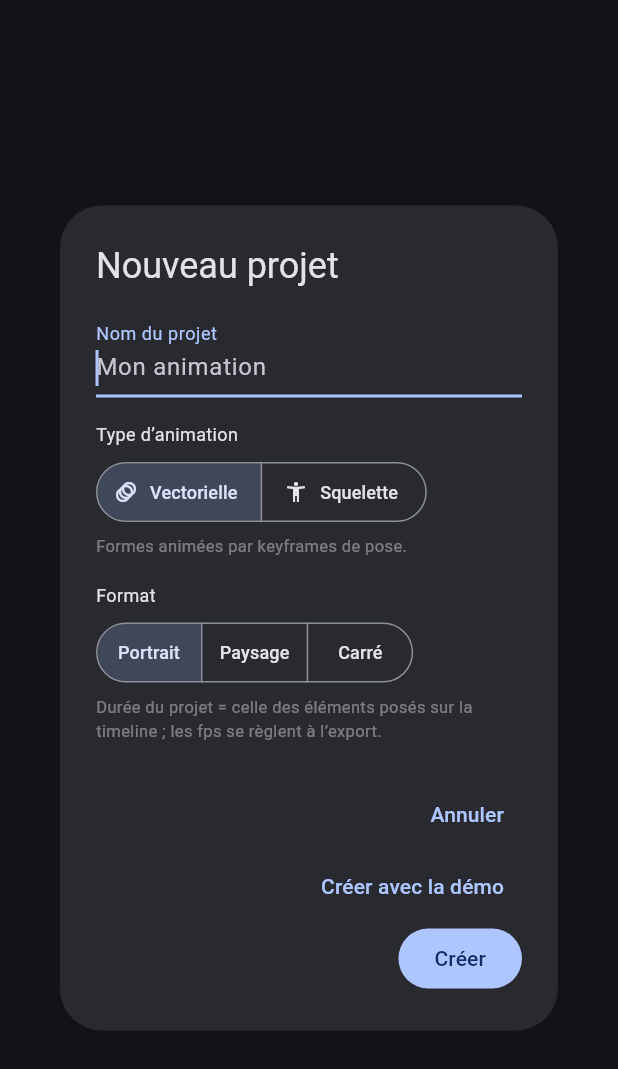
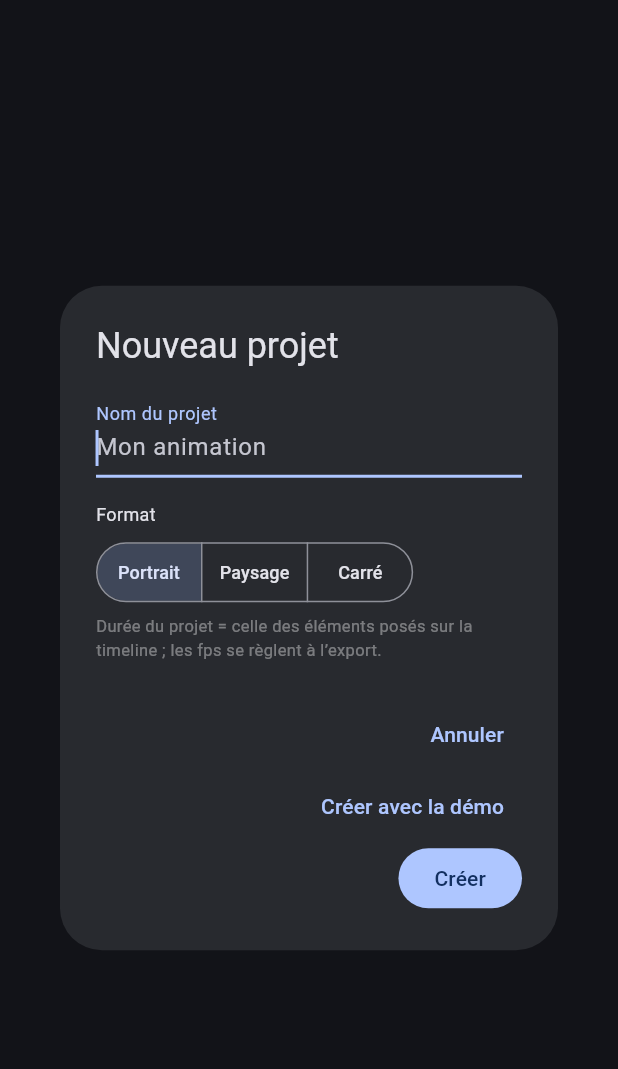
Before and after one commit to Xiaohequ/vector-anim-studio, a Flutter app: the _NewProjectDialog widget shown alone on an empty page, opened directly, on a phone screen of 412 x 824 dp. Shown: the top 1069 px of the screen. Run offline on Flutter 3.47's test engine with Material 3 defaults, Android fonts, the phone set to English and light mode, and no system bars; our stand-ins replace file_picker, share_plus, sqflite; missing offline and left inert: flutter_quick_video_encoder; accounts and stored records are empty.

Commit message:
feat: Keyform Studio 0.29.0 unified rig projects
Co-authored-by: Xiaohe QU <qu.xiaohe.pro@gmail.com>

```diff
--- a/app/lib/data/project_store.dart
+++ b/app/lib/data/project_store.dart
@@ -36,12 +36,10 @@ class ProjectStore extends ChangeNotifier {
   Future<AnimationProject> createProject({
     required String name,
     required ProjectFormat format,
-    ProjectType type = ProjectType.vector,
   }) async {
     final project = AnimationProject.blank(
       name: name.trim().isEmpty ? 'Nouvelle animation' : name.trim(),
       format: format,
-      type: type,
     );
     await repository.save(project);
     await refresh();
--- a/app/lib/engine/simple_animation_format.dart
+++ b/app/lib/engine/simple_animation_format.dart
@@ -57,7 +57,7 @@ class SimpleAnimationFormat {
     // Une forme avec une liaison de COUCHE est exportée en layers[] (avec
     // une seule couche si besoin) : le nom de couche doit survivre au
     // round-trip pour que « Forme/Couche » reste importable.
-    final layerBoundIds = project.isSkeleton && project.skeleton != null
+    final layerBoundIds = project.skeleton != null
         ? project.skeleton!.bindings
               .where((b) => b.layerId != null)
               .map((b) => b.shapeId)
@@ -74,7 +74,7 @@ class SimpleAnimationFormat {
       shapes.add(_shapeToJson(shape, forceLayers: forceLayers));
     }
     final rig = project.skeleton;
-    if (project.isSkeleton && rig != null) {
+    if (rig != null) {
       for (final track in rig.tracks.values) {
         if (track.any((k) => k.easing == EasingKind.customBezier)) {
           usesV2 = true;
@@ -100,7 +100,7 @@ class SimpleAnimationFormat {
       },
       'shapes': shapes,
     };
-    if (project.isSkeleton && rig != null) {
+    if (rig != null) {
       json['skeleton'] = _skeletonToJson(rig, project);
     }
     return json;
--- a/app/lib/models/animation.dart
+++ b/app/lib/models/animation.dart
@@ -1177,6 +1177,12 @@ class AnimationProject {
   /// projet vectoriel. Sérialisé en JSON dans la colonne `skeleton`.
   SkeletonRig? skeleton;
 
+  /// Les projets ont tous accès au rig ; ce prédicat conserve les comportements
+  /// particuliers d'édition lorsque le projet est historique « squelette » ou
+  /// qu'un rig a effectivement été créé/importé.
+  bool get usesRigWorkflow => isSkeleton || skeleton != null;
+
+  /// Legacy type retained on disk; it no longer determines capabilities.
   bool get isSkeleton => type == ProjectType.skeleton;
 
   double width;
@@ -1191,20 +1197,17 @@ class AnimationProject {
   DateTime? updatedAt;
   final List<VectorShape> shapes;
 
-  /// Durée du projet : le maximum des fins de segments des formes ; pour un
-  /// projet squelette, on y ajoute les keyframes d'os, avec un plancher de
-  /// 4 s tant qu'un rig existe ou qu'une pièce est posée — pour que le
-  /// curseur reste déplaçable avant la première keyframe. Projet vide → 0.
+  /// Durée du projet : le maximum des fins de segments des formes ; les
+  /// keyframes du rig s'ajoutent quel que soit le type historique du projet,
+  /// avec un plancher de 4 s tant qu'un rig ou une forme existe. Projet vide → 0.
   int get durationMs {
     var max = 0;
     for (final shape in shapes) {
       if (shape.endMs > max) max = shape.endMs;
     }
-    if (isSkeleton) {
-      final rig = skeleton;
-      if (rig != null && (rig.bones.isNotEmpty || shapes.isNotEmpty)) {
-        max = math.max(math.max(max, rig.maxKeyframeTimeMs), 4000);
-      }
+    final rig = skeleton;
+    if (rig != null && (rig.bones.isNotEmpty || shapes.isNotEmpty)) {
+      max = math.max(math.max(max, rig.maxKeyframeTimeMs), 4000);
     }
     return max;
   }
--- a/app/lib/ui/home_screen.dart
+++ b/app/lib/ui/home_screen.dart
@@ -121,7 +121,6 @@ class _HomeScreenState extends State<HomeScreen> {
     final project = await _store.createProject(
       name: result.name,
       format: result.format,
-      type: result.type,
     );
     if (!mounted) return;
     await _open(project.id);
@@ -272,10 +271,8 @@ class _ProjectTile extends StatelessWidget {
         ? ''
         : ' · ${updated.day.toString().padLeft(2, '0')}/'
               '${updated.month.toString().padLeft(2, '0')}/${updated.year}';
-    final kind = summary.type == ProjectType.skeleton ? 'Squelette · ' : '';
-    final unit = summary.type == ProjectType.skeleton ? 'pièce(s)' : 'forme(s)';
-    return '$kind${summary.width.round()} × ${summary.height.round()} · '
-        '$seconds s · ${summary.fps} fps · ${summary.shapeCount} $unit$date';
+    return '${summary.width.round()} × ${summary.height.round()} · '
+        '$seconds s · ${summary.fps} fps · ${summary.shapeCount} élément(s)$date';
   }
 
   @override
@@ -297,12 +294,8 @@ class _ProjectTile extends StatelessWidget {
                   borderRadius: BorderRadius.circular(8),
                 ),
                 child: Icon(
-                  summary.type == ProjectType.skeleton
-                      ? Icons.accessibility_new
-                      : Icons.animation,
-                  color: summary.type == ProjectType.skeleton
-                      ? const Color(0xFF3ECF8E)
-                      : Theme.of(context).colorScheme.primary,
+                  Icons.movie_outlined,
+                  color: Theme.of(context).colorScheme.primary,
                 ),
               ),
               const SizedBox(width: 12),
@@ -399,13 +392,11 @@ class _NewProjectResult {
   const _NewProjectResult({
     required this.name,
     required this.format,
-    this.type = ProjectType.vector,
     this.sample = false,
   });
 
   final String name;
   final ProjectFormat format;
-  final ProjectType type;
   final bool sample;
 }
 
@@ -419,7 +410,6 @@ class _NewProjectDialog extends StatefulWidget {
 class _NewProjectDialogState extends State<_NewProjectDialog> {
   final TextEditingController _name = TextEditingController();
   ProjectFormat _format = ProjectFormat.portrait;
-  ProjectType _type = ProjectType.vector;
 
   @override
   void dispose() {
@@ -443,34 +433,6 @@ class _NewProjectDialogState extends State<_NewProjectDialog> {
                 labelText: 'Nom du projet',
                 hintText: 'Mon animation',
               ),
-            ),
-            const SizedBox(height: 16),
-            const Text('Type d’animation', style: TextStyle(fontSize: 12)),
-            const SizedBox(height: 6),
-            SegmentedButton<ProjectType>(
-              showSelectedIcon: false,
-              segments: const <ButtonSegment<ProjectType>>[
-                ButtonSegment<ProjectType>(
-                  value: ProjectType.vector,
-                  icon: Icon(Icons.animation, size: 16),
-                  label: Text('Vectorielle', style: TextStyle(fontSize: 12)),
-                ),
-                ButtonSegment<ProjectType>(
-                  value: ProjectType.skeleton,
-                  icon: Icon(Icons.accessibility_new, size: 16),
-                  label: Text('Squelette', style: TextStyle(fontSize: 12)),
-                ),
-              ],
-              selected: <ProjectType>{_type},
-              onSelectionChanged: (selection) =>
-                  setState(() => _type = selection.first),
-            ),
-            const SizedBox(height: 4),
-            Text(
-              _type == ProjectType.skeleton
-                  ? 'Un rig d’os anime les pièces du personnage (rig maître).'
-                  : 'Formes animées par keyframes de pose.',
-              style: const TextStyle(fontSize: 11, color: Colors.white38),
             ),
             const SizedBox(height: 16),
             const Text('Format', style: TextStyle(fontSize: 12)),
@@ -513,9 +475,9 @@ class _NewProjectDialogState extends State<_NewProjectDialog> {
           child: const Text('Créer avec la démo'),
         ),
         FilledButton(
-          onPressed: () => Navigator.of(context).pop(
-            _NewProjectResult(name: _name.text, format: _format, type: _type),
-          ),
+          onPressed: () => Navigator.of(
+            context,
+          ).pop(_NewProjectResult(name: _name.text, format: _format)),
           child: const Text('Créer'),
         ),
       ],
--- a/app/lib/ui/shape_editor_screen.dart
+++ b/app/lib/ui/shape_editor_screen.dart
@@ -578,7 +578,7 @@ class _ShapeEditorScreenState extends State<ShapeEditorScreen> {
         .where((k) => (k.layerPoints[layer.id] ?? const <Offset>[]).isNotEmpty)
         .length;
     if (_draft.keyframes.isEmpty) {
-      return widget.project.isSkeleton
+      return widget.project.usesRigWorkflow
           ? 'Déplace un point : la 1ʳᵉ pose se crée automatiquement · '
                 '◆ pose d’autres instants · appui long : supprimer'
           : 'Sans keyframe : tu dessines la base · ◆ pour commencer à '
@@ -841,7 +841,7 @@ class _ShapeEditorScreenState extends State<ShapeEditorScreen> {
           // d'éditer la base en silence (le rig est là pour animer ;
           // l'utilisateur s'attend à l'auto-key). La pose est semée du
           // rendu courant : visuellement neutre.
-          if (_draft.keyframes.isEmpty && widget.project.isSkeleton) {
+          if (_draft.keyframes.isEmpty && widget.project.usesRigWorkflow) {
             _draft.addKeyframeAt(_pointTargetMs);
             _gestureWrotePose = true;
           } else if (_draft.keyframes.isNotEmpty) {
--- a/app/pubspec.yaml
+++ b/app/pubspec.yaml
@@ -2,7 +2,7 @@ name: vector_anim_studio
 description: "Keyform Studio — studio d'animation 2D mobile : formes, couches, keyframes, rig par os, export MP4/GIF."
 publish_to: 'none'
 
-version: 0.28.4+1
+version: 0.29.0+1
 
 environment:
   sdk: ^3.12.0
```
Also changed, not shown: app/lib/engine/scene_painter.dart (+5 -4 lines), app/lib/ui/shape_properties_sheet.dart (+8 -7 lines), app/lib/ui/studio_screen.dart (+22 -47 lines), 4 other files.
